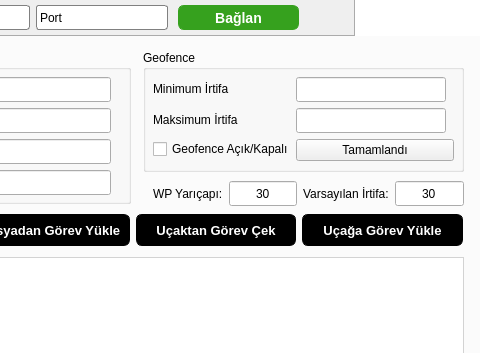
The window that design.ui (hurturkiha/otopilot-arayuzu) describes before a commit, drawn with Qt 5; both pictures show x 942 to 1422 and y 0 to 353 of the 1422 by 795 pixel window.
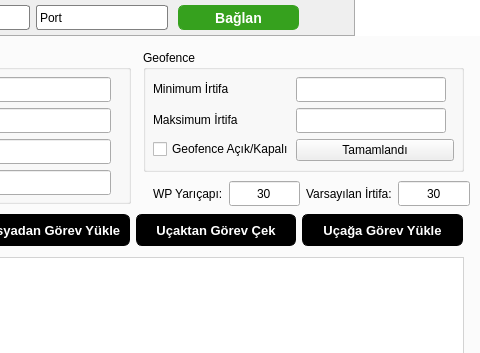
The same window after the commit. Icons and pictures are not drawn.

```diff
--- a/design.ui
+++ b/design.ui
@@ -921,7 +921,7 @@
         <x>10</x>
         <y>10</y>
         <width>726</width>
-        <height>701</height>
+        <height>703</height>
        </rect>
       </property>
       <layout class="QVBoxLayout" name="vbl_planningMap"/>
@@ -1478,7 +1478,7 @@
        <rect>
         <x>1095</x>
         <y>143</y>
-        <width>311</width>
+        <width>317</width>
         <height>27</height>
        </rect>
       </property>
```
Left out of the diff: 12 changed lines with no effect on the pictures.
